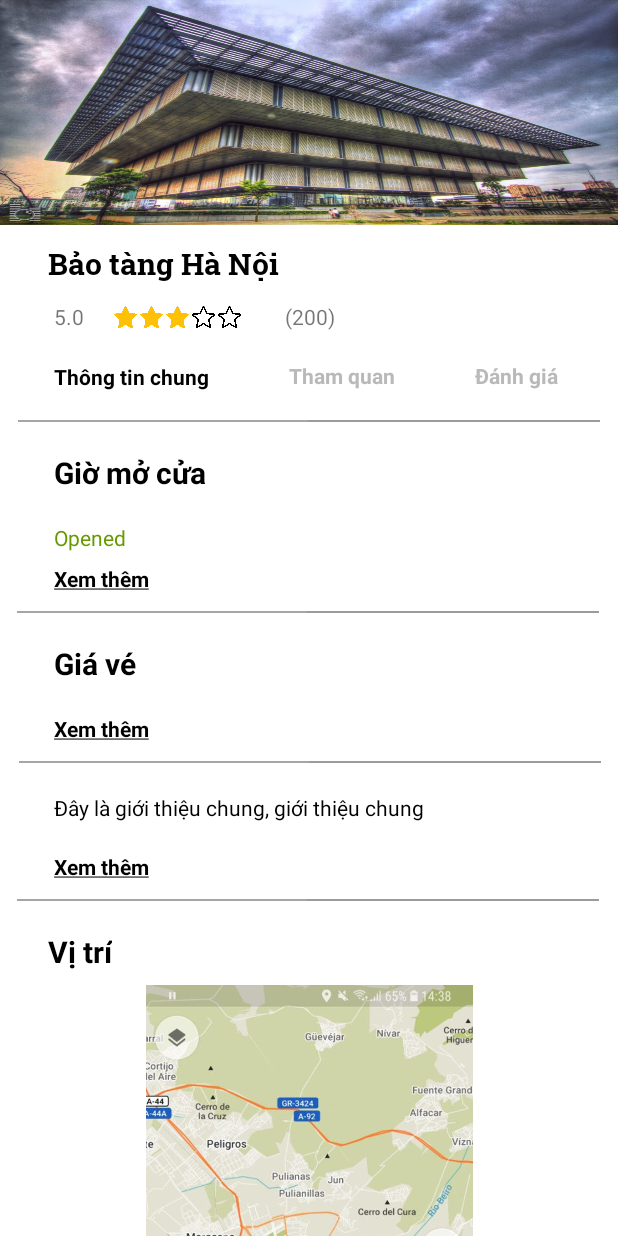
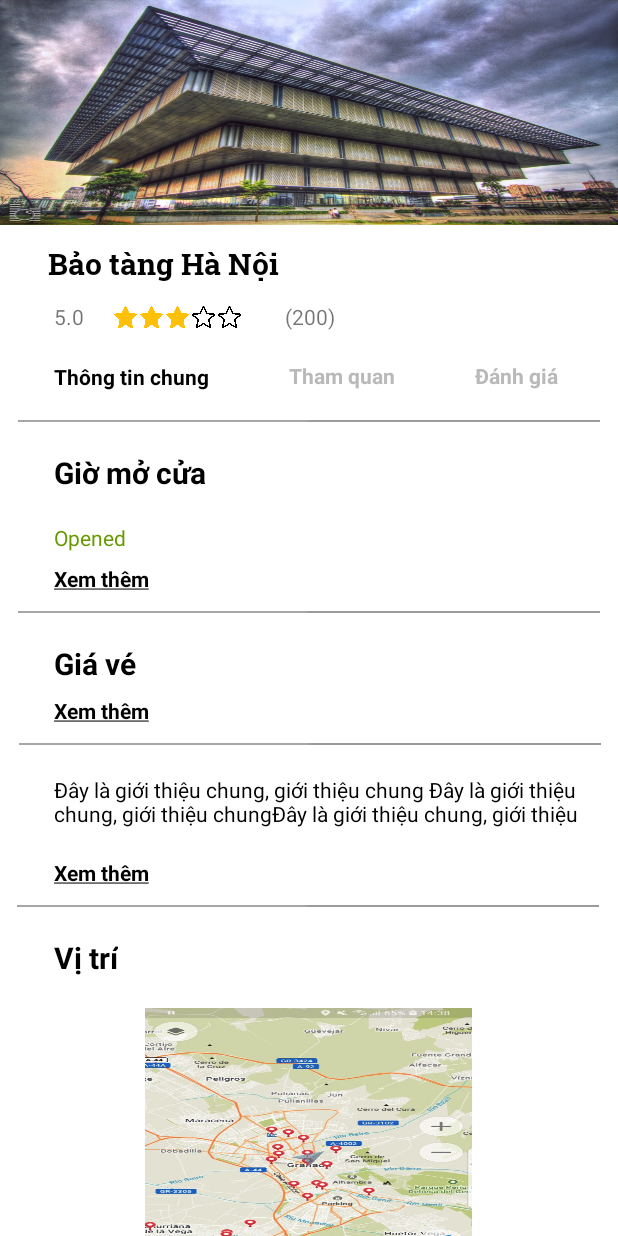
Before and after one commit to 21020286LeMinhChau/HanoiMuseum_UIUX, an Android app: the screen it shows after launch (ThongTinChung), on a phone screen of 412 x 824 dp. Run offline under Robolectric (Android 15) with nearby library versions, the phone set to English and light mode, and no system bars.

Commit message:
Thong tin chung update and create Thông Tin Riêng

```diff
--- a/app/build.gradle
+++ b/app/build.gradle
@@ -62,6 +62,7 @@ dependencies {
     implementation 'androidx.compose.ui:ui-graphics'
     implementation 'androidx.compose.ui:ui-tooling-preview'
     implementation 'androidx.compose.material3:material3'
+    implementation 'androidx.legacy:legacy-support-v4:1.0.0'
     testImplementation 'junit:junit:4.13.2'
     androidTestImplementation 'androidx.test.ext:junit:1.1.5'
     androidTestImplementation 'androidx.test.espresso:espresso-core:3.5.1'
--- a/app/src/main/java/com/example/museum/ThongTinChung.java
+++ b/app/src/main/java/com/example/museum/ThongTinChung.java
@@ -2,23 +2,51 @@ package com.example.museum;
 import androidx.appcompat.app.AppCompatActivity;
 
 import android.annotation.SuppressLint;
+import android.content.Intent;
+import android.content.IntentFilter;
 import android.graphics.Paint;
 import android.os.Bundle;
+import android.util.Log;
 import android.widget.ImageView;
 import android.widget.TextView;
 
+import com.google.android.material.bottomnavigation.BottomNavigationView;
+
 public class    ThongTinChung extends AppCompatActivity{
     public int count = 3;
+    BottomNavigationView bottomNavigationView;
 
+    @SuppressLint("MissingInflatedId")
     @Override
-    protected void onCreate(Bundle savedInstanceState) {
+    public void onCreate(Bundle savedInstanceState) {
         super.onCreate(savedInstanceState);
         setContentView(R.layout.thongtinchung);
-
+        TextView xemThem1 = findViewById(R.id.xemthem1);
+        TextView xemThem2 = findViewById(R.id.xemthem2);
+        TextView xemThem3 = findViewById(R.id.xemthem3);
+        TextView thoiGian = findViewById(R.id.thoigian);
+        TextView thongTinChung = findViewById(R.id.thongtinchungreal);
+        TextView giaVe = findViewById(R.id.giave);
+        thoiGian.setVisibility(TextView.GONE);
+        giaVe.setVisibility(TextView.GONE);
+//        bottomNavigationView
+//                = findViewById(R.id.bottomNavigationView);
+//
+//        bottomNavigationView
+//                .setOnNavigationItemSelectedListener((BottomNavigationView.OnNavigationItemSelectedListener) this);
+//        bottomNavigationView.setSelectedItemId(R.id.explore);
         modifiedLayout(count);
     }
+    TextView thamQuan;
     @SuppressLint("UseCompatLoadingForDrawables")
     public void modifiedLayout(int count) {
+        TextView xemThem1 = findViewById(R.id.xemthem1);
+        TextView xemThem2 = findViewById(R.id.xemthem2);
+        TextView xemThem3 = findViewById(R.id.xemthem3);
+        TextView thoiGian = findViewById(R.id.thoigian);
+        TextView thongTinChung = findViewById(R.id.thongtinchungreal);
+        TextView giaVe = findViewById(R.id.giave);
+        thamQuan =  findViewById(R.id.thamquan);
         for (int i = 0; i < 5; i++) {
             String IDName = "star" + (i + 1);
             int resID = getResources().getIdentifier(IDName, "id", getPackageName());
@@ -36,6 +64,44 @@ public class    ThongTinChung extends AppCompatActivity{
                 textView.setPaintFlags(textView.getPaintFlags() | Paint.UNDERLINE_TEXT_FLAG);
             }
         }
+        xemThem1.setOnClickListener(v -> {
+            if(thoiGian.getVisibility() == TextView.VISIBLE){
+                thoiGian.setVisibility(TextView.GONE);
+                xemThem1.setText("Xem thêm");
+            }
+            else if(thoiGian.getVisibility() == TextView.GONE){
+                thoiGian.setVisibility(TextView.VISIBLE);
+                xemThem1.setText("Thu gọn");
+            }
+
+        });
+        xemThem3.setOnClickListener(v -> {
+            Log.d("maxLinesdo", String.valueOf(thongTinChung.getMaxLines()));
+            if(thongTinChung.getMaxLines() == 2){
+                thongTinChung.setMaxLines(100);
+                xemThem3.setText("Thu gọn");
+            }
+            else if(thongTinChung.getMaxLines() == 100){
+                thongTinChung.setMaxLines(2);
+                xemThem3.setText("Xem thêm");
+            }
+
+        });
+        xemThem2.setOnClickListener(v -> {
+            if(giaVe.getVisibility() == TextView.VISIBLE){
+                giaVe.setVisibility(TextView.GONE);
+                xemThem2.setText("Xem thêm");
+            }
+            else if(giaVe.getVisibility() == TextView.GONE){
+                giaVe.setVisibility(TextView.VISIBLE);
+                xemThem2.setText("Thu gọn");
+            }
+        });
+        thamQuan.setOnClickListener(v -> {
+            Intent intent = new Intent();
+            intent.setClass(ThongTinChung.this, ThongTinRieng.class);
+            startActivity(intent);
+        });
     }
 
 
--- /dev/null
+++ b/app/src/main/res/drawable/outline_map_24.xml
@@ -0,0 +1,5 @@
+<vector android:height="24dp" android:tint="#000000"
+    android:viewportHeight="24" android:viewportWidth="24"
+    android:width="24dp" xmlns:android="http://schemas.android.com/apk/res/android">
+    <path android:fillColor="@android:color/white" android:pathData="M20.5,3l-0.16,0.03L15,5.1 9,3 3.36,4.9c-0.21,0.07 -0.36,0.25 -0.36,0.48L3,20.5c0,0.28 0.22,0.5 0.5,0.5l0.16,-0.03L9,18.9l6,2.1 5.64,-1.9c0.21,-0.07 0.36,-0.25 0.36,-0.48L21,3.5c0,-0.28 -0.22,-0.5 -0.5,-0.5zM10,5.47l4,1.4v11.66l-4,-1.4L10,5.47zM5,6.46l3,-1.01v11.7l-3,1.16L5,6.46zM19,17.54l-3,1.01L16,6.86l3,-1.16v11.84z"/>
+</vector>
--- /dev/null
+++ b/app/src/main/res/drawable/outline_volume_up_24.xml
@@ -0,0 +1,5 @@
+<vector android:autoMirrored="true" android:height="20dp"
+    android:tint="#000000" android:viewportHeight="24"
+    android:viewportWidth="24" android:width="20dp" xmlns:android="http://schemas.android.com/apk/res/android">
+    <path android:fillColor="@android:color/white" android:pathData="M3,9v6h4l5,5L12,4L7,9L3,9zM10,8.83v6.34L7.83,13L5,13v-2h2.83L10,8.83zM16.5,12c0,-1.77 -1.02,-3.29 -2.5,-4.03v8.05c1.48,-0.73 2.5,-2.25 2.5,-4.02zM14,3.23v2.06c2.89,0.86 5,3.54 5,6.71s-2.11,5.85 -5,6.71v2.06c4.01,-0.91 7,-4.49 7,-8.77 0,-4.28 -2.99,-7.86 -7,-8.77z"/>
+</vector>
--- a/app/src/main/res/layout/thongtinchung.xml
+++ b/app/src/main/res/layout/thongtinchung.xml
@@ -1,9 +1,14 @@
 <?xml version="1.0" encoding="utf-8"?>
-<androidx.constraintlayout.widget.ConstraintLayout xmlns:android="http://schemas.android.com/apk/res/android"
+
+<ScrollView android:layout_width="match_parent"
+    android:layout_height="match_parent"
     xmlns:app="http://schemas.android.com/apk/res-auto"
     xmlns:tools="http://schemas.android.com/tools"
+    xmlns:android="http://schemas.android.com/apk/res/android">
+<androidx.constraintlayout.widget.ConstraintLayout
     android:layout_width="match_parent"
     android:layout_height="match_parent"
+
     android:background="#FFFFFFFF"
     android:backgroundTint="#FFFFFF">
 
@@ -11,7 +16,7 @@
         android:id="@+id/thongtinchung9"
         android:layout_width="wrap_content"
         android:layout_height="wrap_content"
-        android:layout_marginStart="32dp"
+        android:layout_marginStart="36dp"
         android:layout_marginTop="20dp"
         android:text="Vị trí"
         android:textColor="@color/black"
@@ -54,23 +59,25 @@
                 android:textColor="@android:color/black"
                 android:textStyle="bold"
                 app:layout_constraintStart_toStartOf="parent"
-        app:layout_constraintTop_toBottomOf="@+id/thongtinchung8"
+                app:layout_constraintTop_toBottomOf="@+id/thongtinchungreal"
                 tools:ignore="MissingConstraints" />
 
             <TextView
-        android:id="@+id/thongtinchung8"
-        android:layout_width="wrap_content"
+                android:id="@+id/thongtinchungreal"
+                android:layout_width="375dp"
                 android:layout_height="wrap_content"
                 android:layout_marginStart="36dp"
                 android:layout_marginTop="20dp"
-        android:text="Đây là giới thiệu chung, giới thiệu chung"
+                android:maxLines="2"
+                android:text="Đây là giới thiệu chung, giới thiệu chung Đây là giới thiệu chung, giới thiệu chungĐây là giới thiệu chung, giới thiệu chung
+Đây là giới thiệu chung, giới thiệu chungĐây là giới thiệu chung, giới thiệu chungĐây là giới thiệu chung, giới thiệu chung"
                 android:textColor="@color/black"
                 android:textSize="14sp"
                 app:layout_constraintStart_toStartOf="parent"
                 app:layout_constraintTop_toBottomOf="@+id/imageView8" />
 
             <TextView
-        android:id="@+id/thongtinchung6"
+                android:id="@+id/giaveto"
                 android:layout_width="wrap_content"
                 android:layout_height="wrap_content"
                 android:layout_marginStart="36dp"
@@ -87,12 +94,12 @@
                 android:layout_width="wrap_content"
                 android:layout_height="wrap_content"
                 android:layout_marginStart="36dp"
-        android:layout_marginTop="20dp"
+                android:layout_marginTop="8dp"
                 android:text="Xem thêm"
                 android:textColor="@android:color/black"
                 android:textStyle="bold"
                 app:layout_constraintStart_toStartOf="parent"
-        app:layout_constraintTop_toBottomOf="@+id/thongtinchung6"
+                app:layout_constraintTop_toBottomOf="@+id/giave"
                 tools:ignore="MissingConstraints" />
 
             <ImageView
@@ -244,7 +251,7 @@
                 android:textColor="@android:color/black"
                 android:textStyle="bold"
                 app:layout_constraintStart_toStartOf="parent"
-        app:layout_constraintTop_toBottomOf="@+id/thongtinchung3"
+                app:layout_constraintTop_toBottomOf="@+id/thoigian"
                 tools:ignore="MissingConstraints" />
 
             <TextView
@@ -290,17 +297,60 @@
                 android:layout_marginTop="12dp"
                 android:src="@drawable/line"
                 app:layout_constraintEnd_toEndOf="parent"
-        app:layout_constraintHorizontal_bias="0.478"
                 app:layout_constraintStart_toStartOf="parent"
                 app:layout_constraintTop_toBottomOf="@+id/xemthem1" />
 
             <ImageView
                 android:id="@+id/imageView10"
                 android:layout_width="218dp"
-        android:layout_height="520dp"
+                android:layout_height="200dp"
                 android:layout_marginTop="20dp"
+                android:scaleType="fitXY"
+                app:layout_constraintEnd_toEndOf="parent"
+                app:layout_constraintHorizontal_bias="0.497"
+                app:layout_constraintStart_toStartOf="parent"
+                app:layout_constraintTop_toBottomOf="@+id/thongtinchung9"
+                app:srcCompat="@drawable/image_11" />
+
+            <TextView
+                android:id="@+id/textView12"
+                android:layout_width="wrap_content"
+                android:layout_height="wrap_content"
+                android:layout_marginTop="20dp"
+                android:text="Vị trí của Bảo tàng Hà Nội"
+                android:textColor="@color/black"
                 app:layout_constraintEnd_toEndOf="parent"
                 app:layout_constraintStart_toStartOf="parent"
-        app:layout_constraintTop_toBottomOf="@+id/imageView9"
-        app:srcCompat="@drawable/image_11" />
+                app:layout_constraintTop_toBottomOf="@+id/imageView10" />
+
+            <com.google.android.material.bottomnavigation.BottomNavigationView
+                android:id="@+id/bottomNavigationView"
+                android:layout_width="match_parent"
+                android:layout_height="wrap_content"
+                android:layout_marginTop="20dp"
+                app:layout_constraintStart_toStartOf="parent"
+                app:layout_constraintTop_toBottomOf="@+id/textView12" />
+
+            <TextView
+                android:id="@+id/thoigian"
+                android:layout_width="wrap_content"
+                android:layout_height="wrap_content"
+                android:maxLines="-1"
+                android:layout_marginStart="36dp"
+                android:layout_marginTop="12dp"
+                android:text="Thú 2: 8:00-12:00"
+                app:layout_constraintStart_toStartOf="parent"
+                app:layout_constraintTop_toBottomOf="@+id/thongtinchung3" />
+
+            <TextView
+                android:id="@+id/giave"
+                android:layout_width="wrap_content"
+                android:layout_height="wrap_content"
+                android:layout_marginStart="36dp"
+                android:layout_marginTop="12dp"
+                android:text="TextView"
+                app:layout_constraintStart_toStartOf="parent"
+                app:layout_constraintTop_toBottomOf="@+id/giaveto" />
+
 </androidx.constraintlayout.widget.ConstraintLayout>
+</ScrollView>
```
Also changed, not shown: app/src/main/java/com/example/museum/ClickListiner.java (added, +14 -0 lines), app/src/main/java/com/example/museum/HienVat.java (added, +47 -0 lines), app/src/main/java/com/example/museum/HienVatAdapter.java (added, +41 -0 lines), app/src/main/java/com/example/museum/HienVatViewHolder.java (added, +24 -0 lines), app/src/main/java/com/example/museum/ThongTinRieng.java (added, +55 -0 lines), app/src/main/res/layout/thongtinrieng.xml (added, +307 -0 lines), app/src/main/res/menu/bottom_nav_menu.xml (added, +24 -0 lines), app/src/main/res/drawable/bat.jpg (added), app/src/main/res/drawable/explore.png (added), app/src/main/res/drawable/home.png (added), app/src/main/res/drawable/placeholder.png (added), app/src/main/res/drawable/scan.png (added), app/src/main/res/drawable/user.png (added). Lines whose indentation alone changed are shown as unchanged.
